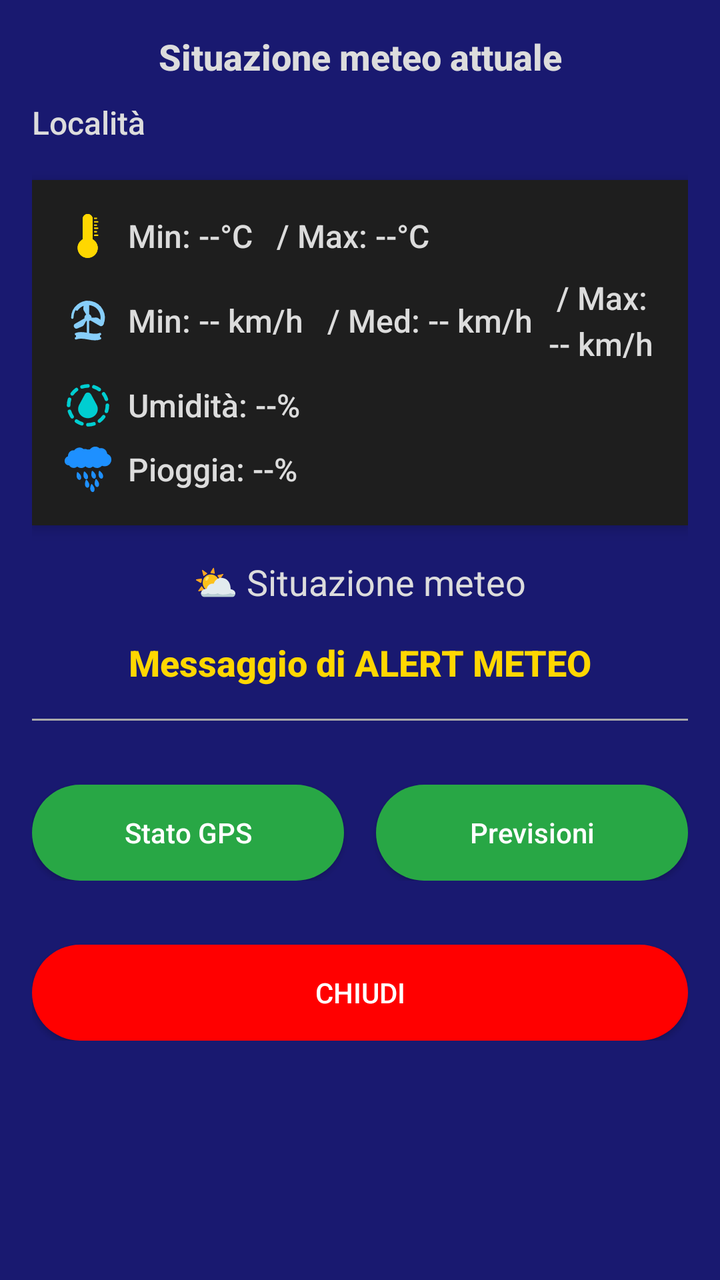
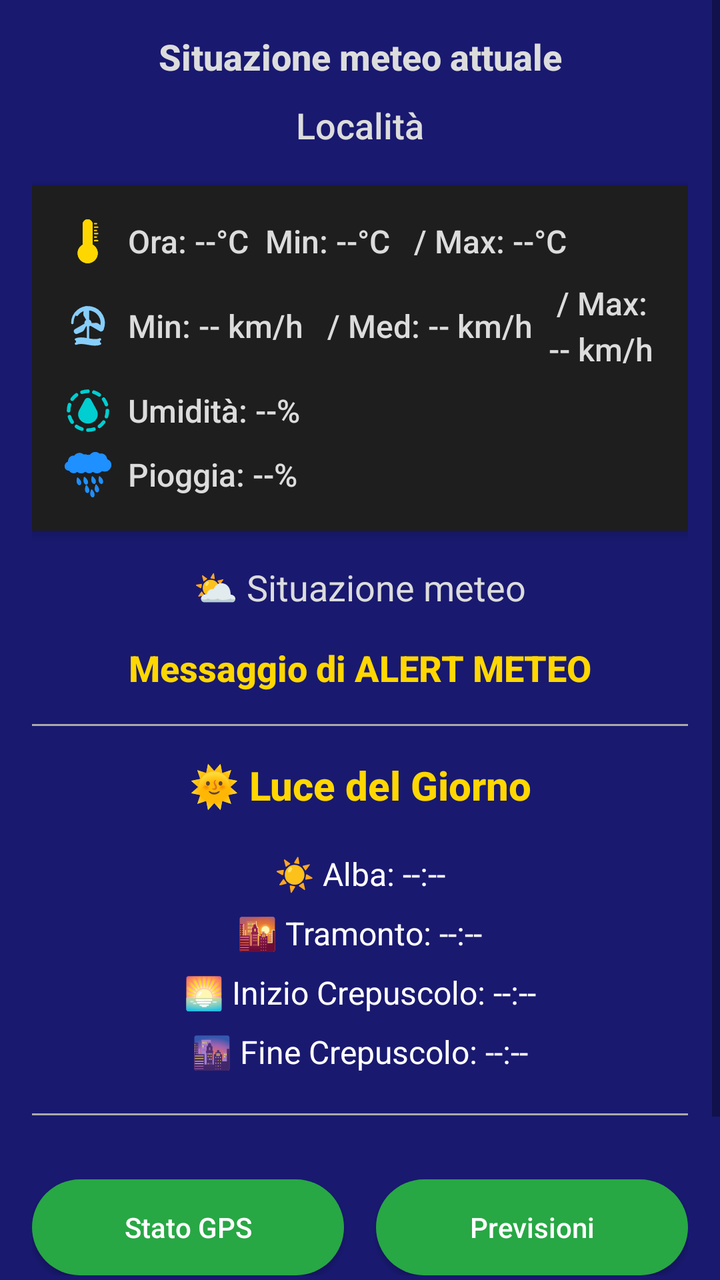

Two renders of the same Android screen: before a commit and after it. Below are the layout's source before the change and the commit's diff.
<!-- AndroidManifest.xml: application theme Theme.AppCompat.Light -->
<!-- res/layout/activity_weather_forecast.xml -->
<androidx.constraintlayout.widget.ConstraintLayout
    xmlns:android="http://schemas.android.com/apk/res/android"
    xmlns:app="http://schemas.android.com/apk/res-auto"
    android:layout_width="match_parent"
    android:layout_height="match_parent"
    android:background="#191970"
    android:fitsSystemWindows="true">

    <ScrollView
        android:layout_width="match_parent"
        android:layout_height="match_parent"
        android:background="#191970"
        android:clipToPadding="false">

        <LinearLayout
            android:layout_width="match_parent"
            android:layout_height="wrap_content"
            android:orientation="vertical"
            android:background="#191970"
            android:padding="16dp">

            <TextView
                android:id="@+id/weather_title"
                style="@style/AppTextViewBold"
                android:layout_width="match_parent"
                android:layout_height="wrap_content"
                android:text="Situazione meteo attuale"
                android:gravity="center"
                android:textColor="#DCDCDC"
                android:paddingBottom="10dp" />

            <TextView
                android:id="@+id/weather_location"
                style="@style/AppTextView"
                android:layout_width="wrap_content"
                android:layout_height="wrap_content"
                android:text="Località"
                android:gravity="center"
                android:textColor="#DCDCDC"
                android:layout_marginBottom="10dp" />

            <ProgressBar
                android:id="@+id/weatherProgressBar"
                android:layout_width="wrap_content"
                android:layout_height="wrap_content"
                android:layout_gravity="center"
                android:visibility="gone" />

            
            <LinearLayout
                android:id="@+id/weather_details_container"
                android:layout_width="match_parent"
                android:layout_height="wrap_content"
                android:orientation="vertical"
                android:padding="16dp"
                android:background="#1E1E1E"
                android:layout_marginTop="8dp"
                android:layout_marginBottom="16dp"
                android:elevation="4dp"
                android:gravity="center_horizontal">

                
                <LinearLayout
                    android:layout_width="match_parent"
                    android:layout_height="wrap_content"
                    android:orientation="horizontal"
                    android:gravity="center_vertical"
                    android:layout_marginBottom="8dp">

                    <ImageView
                        android:layout_width="24dp"
                        android:layout_height="24dp"
                        android:src="@drawable/ic_temperature"
                        android:contentDescription="Temperatura"
                        app:tint="#FFD700" />

                    <TextView
                        android:id="@+id/temperatureMinText"
                        style="@style/AppTextView"
                        android:layout_width="wrap_content"
                        android:layout_height="wrap_content"
                        android:text="Min: --°C"
                        android:layout_marginStart="8dp"
                        android:textColor="#DCDCDC" />

                    <TextView
                        android:id="@+id/temperatureMaxText"
                        style="@style/AppTextView"
                        android:layout_width="wrap_content"
                        android:layout_height="wrap_content"
                        android:text=" / Max: --°C"
                        android:layout_marginStart="8dp"
                        android:textColor="#DCDCDC" />
                </LinearLayout>

                
                <LinearLayout
                    android:layout_width="match_parent"
                    android:layout_height="wrap_content"
                    android:orientation="horizontal"
                    android:gravity="center_vertical"
                    android:layout_marginBottom="8dp">

                    <ImageView
                        android:layout_width="24dp"
                        android:layout_height="24dp"
                        android:src="@drawable/ic_wind"
                        android:contentDescription="Vento"
                        app:tint="#87CEFA" />

                    <TextView
                        android:id="@+id/windMinText"
                        style="@style/AppTextView"
                        android:layout_width="wrap_content"
                        android:layout_height="wrap_content"
                        android:text="Min: -- km/h"
                        android:layout_marginStart="8dp"
                        android:textColor="#DCDCDC" />

                    <TextView
                        android:id="@+id/windMeanText"
                        style="@style/AppTextView"
                        android:layout_width="wrap_content"
                        android:layout_height="wrap_content"
                        android:text=" / Med: -- km/h"
                        android:layout_marginStart="8dp"
                        android:textColor="#DCDCDC" />

                    <TextView
                        android:id="@+id/windMaxText"
                        style="@style/AppTextView"
                        android:layout_width="wrap_content"
                        android:layout_height="wrap_content"
                        android:text=" / Max: -- km/h"
                        android:layout_marginStart="8dp"
                        android:textColor="#DCDCDC" />
                </LinearLayout>

                
                <LinearLayout
                    android:layout_width="match_parent"
                    android:layout_height="wrap_content"
                    android:orientation="horizontal"
                    android:gravity="center_vertical"
                    android:layout_marginBottom="8dp">

                    <ImageView
                        android:layout_width="24dp"
                        android:layout_height="24dp"
                        android:src="@drawable/ic_humidity"
                        android:contentDescription="Umidità"
                        app:tint="#00CED1" />

                    <TextView
                        android:id="@+id/humidityText"
                        style="@style/AppTextView"
                        android:layout_width="wrap_content"
                        android:layout_height="wrap_content"
                        android:text="Umidità: --%"
                        android:layout_marginStart="8dp"
                        android:textColor="#DCDCDC" />
                </LinearLayout>

                
                <LinearLayout
                    android:layout_width="match_parent"
                    android:layout_height="wrap_content"
                    android:orientation="horizontal"
                    android:gravity="center_vertical">

                    <ImageView
                        android:layout_width="24dp"
                        android:layout_height="24dp"
                        android:src="@drawable/ic_rain"
                        android:contentDescription="Precipitazioni"
                        app:tint="#1E90FF" />

                    <TextView
                        android:id="@+id/precipitationText"
                        style="@style/AppTextView"
                        android:layout_width="wrap_content"
                        android:layout_height="wrap_content"
                        android:text="Pioggia: --%"
                        android:layout_marginStart="8dp"
                        android:textColor="#DCDCDC" />
                </LinearLayout>
            </LinearLayout>

            <LinearLayout
                android:layout_width="match_parent"
                android:layout_height="wrap_content"
                android:orientation="horizontal"
                android:gravity="center"
                android:layout_marginBottom="8dp">

                <TextView
                    android:id="@+id/weatherDescription"
                    android:layout_width="wrap_content"
                    android:layout_height="wrap_content"
                    android:text="⛅ Situazione meteo"
                    android:textColor="#DCDCDC"
                    android:textSize="18sp"
                    android:gravity="center" />
            </LinearLayout>


            
            <TextView
                android:id="@+id/alertTextView"
                style="@style/AppTextViewBold"
                android:layout_width="match_parent"
                android:layout_height="wrap_content"
                android:text="Messaggio di ALERT METEO"
                android:gravity="center"
                android:padding="8dp"
                android:textColor="#FFD700" />

            
            <View
                android:layout_width="match_parent"
                android:layout_height="1dp"
                android:background="@android:color/darker_gray"
                android:layout_marginVertical="8dp" />

            
            <LinearLayout
                android:layout_width="match_parent"
                android:layout_height="wrap_content"
                android:orientation="horizontal"
                android:layout_marginTop="24dp"
                android:layout_marginBottom="16dp"
                android:gravity="center"
                android:weightSum="2">

                <Button
                    android:id="@+id/btn_gps"
                    android:layout_width="0dp"
                    android:layout_height="wrap_content"
                    android:layout_weight="1"
                    android:text="Stato GPS"
                    android:textAllCaps="false"
                    android:layout_marginEnd="8dp"
                    android:textColor="@color/button_text_color"
                    android:background="@drawable/rounded_button_green" />

                <Button
                    android:id="@+id/btn_forecast_details"
                    android:layout_width="0dp"
                    android:layout_height="wrap_content"
                    android:layout_weight="1"
                    android:text="Previsioni"
                    android:textAllCaps="false"
                    android:layout_marginStart="8dp"
                    android:textColor="@color/button_text_color"
                    android:background="@drawable/rounded_button_green" />
            </LinearLayout>

            <Button
                android:id="@+id/close_weather_button"
                android:layout_width="match_parent"
                android:layout_height="wrap_content"
                android:text="Chiudi"
                android:layout_marginTop="16dp"
                android:textColor="@color/button_text_color"
                android:background="@drawable/rounded_button_red" />
        </LinearLayout>
    </ScrollView>
</androidx.constraintlayout.widget.ConstraintLayout>
<!-- resources referenced by this layout -->
<resources>
  <color name="button_text_color">#FFFFFF</color>
  <!-- drawable ic_humidity: vector/xml drawable (drawable, 3199 chars, omitted) -->
  <!-- drawable ic_rain: vector/xml drawable (drawable, 12834 chars, omitted) -->
  <!-- drawable ic_temperature: vector/xml drawable (drawable, 4186 chars, omitted) -->
  <!-- drawable ic_wind: vector/xml drawable (drawable, 2398 chars, omitted) -->
  <!-- drawable rounded_button_green (drawable) -->
  <shape xmlns:android="http://schemas.android.com/apk/res/android" android:shape="rectangle">
      <solid android:color="#28a745" />
      <corners android:radius="24dp" />
  </shape>
  <!-- drawable rounded_button_red (drawable) -->
  <shape xmlns:android="http://schemas.android.com/apk/res/android" android:shape="rectangle">
      <solid android:color="#FF0000" />
      <corners android:radius="24dp" />
  </shape>
  <style name="AppTextView" parent="TextAppearance.AppCompat">
      <item name="android:textColor">#333333</item> 
      <item name="android:textSize">16sp</item> 
      <item name="android:fontFamily">sans-serif-medium</item> 
      <item name="android:lineSpacingExtra">4dp</item> 
      </style>
  <style name="AppTextViewBold" parent="TextAppearance.AppCompat">
      <item name="android:textColor">#333333</item> 
      <item name="android:textSize">18sp</item> 
      <item name="android:fontFamily">sans-serif-medium</item> 
      <item name="android:textStyle">bold</item> 
      </style>
</resources>

<!-- the commit's change to res/layout/activity_weather_forecast.xml (unified diff, before → after) -->
@@ -32,12 +32,15 @@
             <TextView
                 android:id="@+id/weather_location"
                 style="@style/AppTextView"
-                android:layout_width="wrap_content"
+                android:layout_width="match_parent"
                 android:layout_height="wrap_content"
                 android:text="Località"
                 android:gravity="center"
                 android:textColor="#DCDCDC"
-                android:layout_marginBottom="10dp" />
+                android:layout_marginBottom="10dp"
+                android:maxLines="2"
+                android:ellipsize="end"
+                android:textSize="18sp" />
 
             <ProgressBar
                 android:id="@+id/weatherProgressBar"
@@ -60,6 +63,7 @@
                 android:gravity="center_horizontal">
 
                 
+
                 <LinearLayout
                     android:layout_width="match_parent"
                     android:layout_height="wrap_content"
@@ -75,6 +79,15 @@
                         app:tint="#FFD700" />
 
                     <TextView
+                        android:id="@+id/temperatureText"
+                        style="@style/AppTextView"
+                        android:layout_width="wrap_content"
+                        android:layout_height="wrap_content"
+                        android:text="Ora: --°C"
+                        android:layout_marginStart="8dp"
+                        android:textColor="#DCDCDC" />
+
+                    <TextView
                         android:id="@+id/temperatureMinText"
                         style="@style/AppTextView"
                         android:layout_width="wrap_content"
@@ -222,6 +235,70 @@
                 android:background="@android:color/darker_gray"
                 android:layout_marginVertical="8dp" />
 
+            
+            <TextView
+                android:id="@+id/daylightTitle"
+                style="@style/AppTextViewBold"
+                android:layout_width="match_parent"
+                android:layout_height="wrap_content"
+                android:text="🌞 Luce del Giorno"
+                android:gravity="center"
+                android:padding="8dp"
+                android:textColor="#FFD700"
+                android:textSize="20sp" />
+
+            <LinearLayout
+                android:id="@+id/daylightInfoLayout"
+                android:layout_width="match_parent"
+                android:layout_height="wrap_content"
+                android:orientation="vertical"
+                android:gravity="center_horizontal"
+                android:padding="8dp">
+
+                <TextView
+                    android:id="@+id/sunriseText"
+                    android:layout_width="wrap_content"
+                    android:layout_height="wrap_content"
+                    android:text="☀️ Alba: --:--"
+                    android:textColor="@android:color/white"
+                    android:textSize="16sp"
+                    android:padding="4dp"/>
+
+                <TextView
+                    android:id="@+id/sunsetText"
+                    android:layout_width="wrap_content"
+                    android:layout_height="wrap_content"
+                    android:text="🌇 Tramonto: --:--"
+                    android:textColor="@android:color/white"
+                    android:textSize="16sp"
+                    android:padding="4dp"/>
+
+                <TextView
+                    android:id="@+id/civilTwilightBeginText"
+                    android:layout_width="wrap_content"
+                    android:layout_height="wrap_content"
+                    android:text="🌅 Inizio Crepuscolo: --:--"
+                    android:textColor="@android:color/white"
+                    android:textSize="16sp"
+                    android:padding="4dp"/>
+
+                <TextView
+                    android:id="@+id/civilTwilightEndText"
+                    android:layout_width="wrap_content"
+                    android:layout_height="wrap_content"
+                    android:text="🌆 Fine Crepuscolo: --:--"
+                    android:textColor="@android:color/white"
+                    android:textSize="16sp"
+                    android:padding="4dp"/>
+
+            </LinearLayout>
+
+            
+            <View
+                android:layout_width="match_parent"
+                android:layout_height="1dp"
+                android:background="@android:color/darker_gray"
+                android:layout_marginVertical="8dp" />
             
             <LinearLayout
                 android:layout_width="match_parent"
